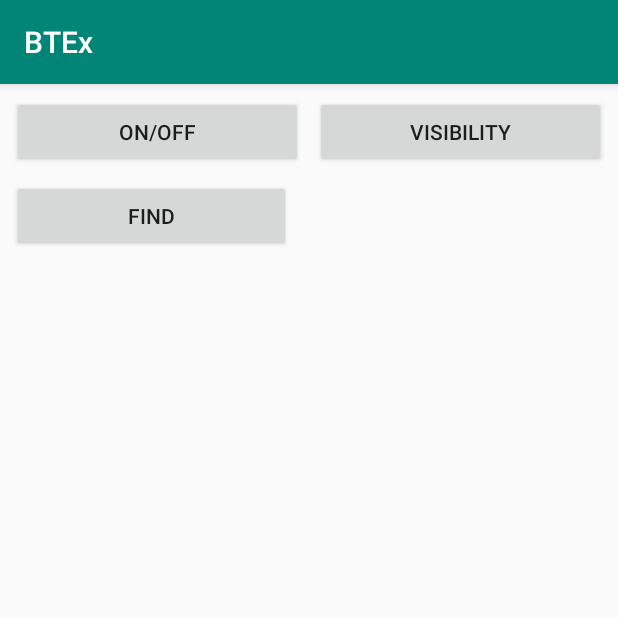
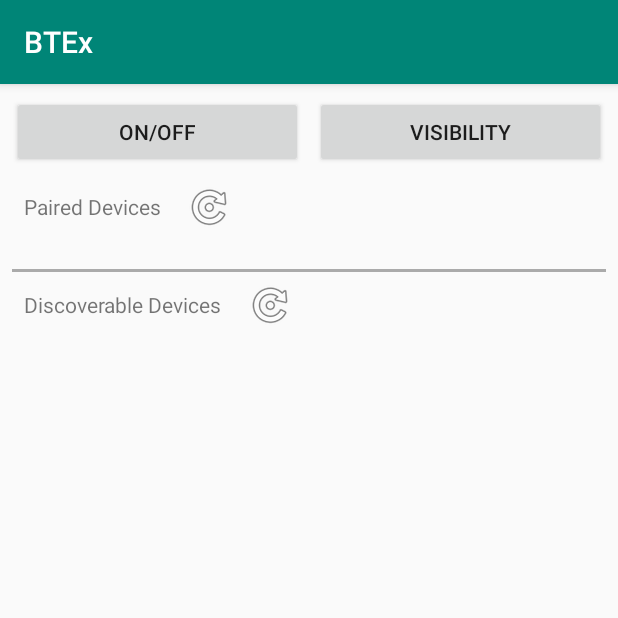
Before and after one commit to AlexeyKatsuro/BTEx, an Android app: the screen it shows after launch (MainActivity), on a phone screen of 412 x 824 dp, the top half of it. Run offline under Robolectric (Android 15) with nearby library versions, the phone set to English and light mode, and no system bars; our stand-ins replace Timber, data binding.

Commit message:
add paired device indication

```diff
--- a/app/src/main/java/com/e/btex/ui/MainFragment.kt
+++ b/app/src/main/java/com/e/btex/ui/MainFragment.kt
@@ -26,8 +26,8 @@ import android.Manifest.permission
 import android.Manifest.permission.ACCESS_COARSE_LOCATION
 import android.Manifest.permission.ACCESS_FINE_LOCATION
 import android.os.Build
-
-
+import com.e.btex.databinding.IncludePairedBarBinding
+import kotlinx.android.synthetic.main.include_paired_bar.view.*
 
 
 class MainFragment : Fragment() {
@@ -35,6 +35,7 @@ class MainFragment : Fragment() {
     private lateinit var binding: FragmentMainBinding
     private lateinit var bluetoothAdapter: BluetoothAdapter
     private lateinit var deviceAdapter: DeviceAdapter
+    private lateinit var pairedDeviceAdapter: DeviceAdapter
     private val deviceList: MutableList<BluetoothDevice> = mutableListOf()
 
     private var isBluetoothExist: Boolean = false
@@ -83,15 +84,25 @@ class MainFragment : Fragment() {
             showBluetoothVisibleDialog()
         }
 
-        binding.buttonFind.setOnClickListener {
+        binding.buttonDicover.setOnClickListener {
             dicoverDevice()
+        }
+
+        binding.buttonUpdatePaired.setOnClickListener {
+            updatePairedDevices()
         }
 
         deviceAdapter = DeviceAdapter {
             requireActivity().toast(it.name)
         }
 
+
+        pairedDeviceAdapter = DeviceAdapter {
+            requireActivity().toast(it.name)
+        }
+
         binding.deviceRecyclerView.adapter = deviceAdapter
+        binding.pairedDeviceRecyclerView.adapter = pairedDeviceAdapter
 
         return binding.root
     }
@@ -165,6 +176,10 @@ class MainFragment : Fragment() {
 
     }
 
+    private fun updatePairedDevices() {
+        pairedDeviceAdapter.submitList(bluetoothAdapter.bondedDevices.toList())
+    }
+
     private fun enableDisableBT() {
         if (!bluetoothAdapter.isEnabled) {
             showBluetoothEnableDialog()
--- a/app/src/main/res/layout/fragment_main.xml
+++ b/app/src/main/res/layout/fragment_main.xml
@@ -4,7 +4,6 @@
     xmlns:android="http://schemas.android.com/apk/res/android" >
 
     <androidx.constraintlayout.widget.ConstraintLayout
-
         android:layout_width="match_parent"
         android:layout_height="match_parent">
 
@@ -33,27 +32,89 @@
             app:layout_constraintStart_toEndOf="@+id/button_on_off"
             app:layout_constraintTop_toTopOf="@+id/button_on_off" />
 
-        <Button
-            android:id="@+id/button_find"
-            android:layout_width="0dp"
+
+        <TextView
+            android:id="@+id/textView"
+            android:layout_width="wrap_content"
             android:layout_height="wrap_content"
-            android:layout_marginStart="8dp"
-            android:layout_marginTop="8dp"
-            android:layout_marginEnd="8dp"
-            android:text="Find"
-            app:layout_constraintEnd_toEndOf="@+id/button_on_off"
+            android:layout_marginStart="16dp"
+            android:layout_marginTop="16dp"
+            android:text="Paired Devices"
+            app:layout_constraintEnd_toEndOf="parent"
+            app:layout_constraintHorizontal_bias="0.0"
             app:layout_constraintStart_toStartOf="parent"
             app:layout_constraintTop_toBottomOf="@+id/button_on_off" />
 
+        <ImageButton
+            android:id="@+id/button_update_paired"
+            android:layout_width="wrap_content"
+            android:layout_height="wrap_content"
+            android:layout_marginStart="16dp"
+            android:background="?selectableItemBackgroundBorderless"
+            app:layout_constraintBottom_toBottomOf="@+id/textView"
+            app:layout_constraintStart_toEndOf="@+id/textView"
+            app:layout_constraintTop_toTopOf="@+id/textView"
+            app:srcCompat="@android:drawable/ic_menu_rotate" />
+
+        <androidx.recyclerview.widget.RecyclerView
+            android:id="@+id/paired_device_recycler_view"
+            android:layout_width="0dp"
+            android:layout_height="wrap_content"
+            android:layout_marginTop="@dimen/margin_normal"
+            app:layoutManager="LinearLayoutManager"
+            app:layout_constraintEnd_toEndOf="parent"
+            app:layout_constraintHorizontal_bias="1.0"
+            app:layout_constraintStart_toStartOf="parent"
+            tools:itemCount="3"
+            app:layout_constraintTop_toBottomOf="@+id/textView"
+            tools:listitem="@layout/item_bluettooth_decive" />
+
+        <View
+            android:id="@+id/view"
+            android:layout_width="match_parent"
+            android:layout_height="2dp"
+            android:layout_marginStart="8dp"
+            android:layout_marginTop="@dimen/margin_normal"
+            android:layout_marginEnd="8dp"
+            android:background="@android:color/darker_gray"
+            app:layout_constraintEnd_toEndOf="parent"
+            app:layout_constraintStart_toStartOf="parent"
+            app:layout_constraintTop_toBottomOf="@+id/paired_device_recycler_view" />
+
+        <TextView
+            android:id="@+id/textView2"
+            android:layout_width="wrap_content"
+            android:layout_height="wrap_content"
+            android:layout_marginStart="16dp"
+            android:layout_marginTop="12dp"
+            android:text="Discoverable Devices"
+            app:layout_constraintEnd_toEndOf="parent"
+            app:layout_constraintHorizontal_bias="0.0"
+            app:layout_constraintStart_toStartOf="parent"
+            app:layout_constraintTop_toBottomOf="@+id/view" />
+
+        <ImageButton
+            android:id="@+id/button_dicover"
+            android:layout_width="wrap_content"
+            android:layout_height="wrap_content"
+            android:layout_marginStart="16dp"
+            android:background="?selectableItemBackgroundBorderless"
+            app:layout_constraintBottom_toBottomOf="@+id/textView2"
+            app:layout_constraintStart_toEndOf="@+id/textView2"
+            app:layout_constraintTop_toTopOf="@+id/textView2"
+            app:srcCompat="@android:drawable/ic_menu_rotate" />
+
+
         <androidx.recyclerview.widget.RecyclerView
             android:id="@+id/device_recycler_view"
-            android:layout_width="0dp"
-            android:layout_height="0dp"
+            android:layout_width="match_parent"
+            android:layout_height="wrap_content"
             app:layoutManager="LinearLayoutManager"
-            app:layout_constraintBottom_toBottomOf="parent"
             app:layout_constraintEnd_toEndOf="parent"
+            app:layout_constraintHorizontal_bias="0.0"
             app:layout_constraintStart_toStartOf="parent"
-            app:layout_constraintTop_toBottomOf="@+id/button_find"
-            tools:listitem="@layout/item_bluettooth_decive" />
+            app:layout_constraintTop_toBottomOf="@+id/textView2"
+            tools:listitem="@layout/item_bluettooth_decive"
+            tools:itemCount="3"/>
     </androidx.constraintlayout.widget.ConstraintLayout>
 </layout>
```
